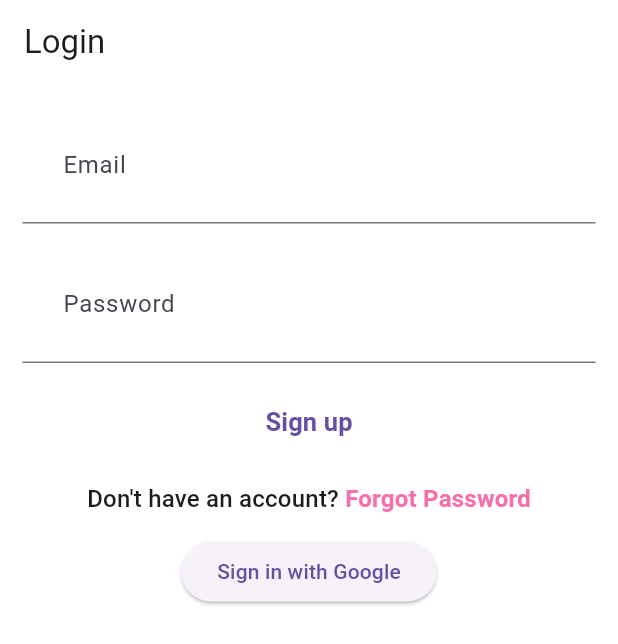
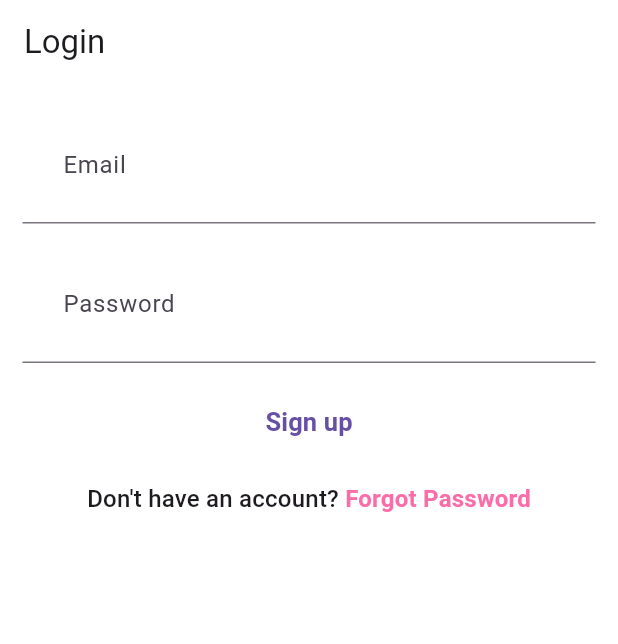
Before and after one commit to uzaircode/evercook, a Flutter app: the screen it shows after launch, on a phone screen of 412 x 824 dp. Shown: the top 644 px of the screen. Run offline on Flutter 3.47's test engine with Material 3 defaults, Android fonts, the phone set to English and light mode, and no system bars; our stand-ins replace dotted_border, email_validator, flutter_bloc, fpdart, get_it, image_picker and 2 more; accounts and stored records are empty.

Commit message:
Revise code

```diff
--- a/lib/features/auth/presentation/pages/login_page.dart
+++ b/lib/features/auth/presentation/pages/login_page.dart
@@ -102,13 +102,6 @@ class _LoginPageState extends State<LoginPage> {
                       ),
                     ),
                   ),
-                  const SizedBox(height: 12),
-                  ElevatedButton(
-                    onPressed: () async {
-                      // _loginController.signInWithGoogle();
-                    },
-                    child: const Text('Sign in with Google'),
-                  ),
                 ],
               ),
             );
--- a/lib/features/auth/presentation/pages/recover_page.dart
+++ b/lib/features/auth/presentation/pages/recover_page.dart
@@ -35,7 +35,6 @@ class _RecoverPasswordPageState extends State<RecoverPasswordPage> {
                   border: OutlineInputBorder(borderRadius: BorderRadius.all(Radius.circular(8))),
                   hintText: 'Email',
                 ),
-                autovalidateMode: AutovalidateMode.onUserInteraction,
                 validator: (value) => !EmailValidator.validate(value!) ? 'Invalid Email Format!' : null,
               ),
               const SizedBox(width: 16, height: 16),
--- a/lib/features/auth/presentation/pages/recover_page_details.dart
+++ b/lib/features/auth/presentation/pages/recover_page_details.dart
@@ -77,6 +77,7 @@ class _RecoverPasswordDetailsPageState extends State<RecoverPasswordDetailsPage>
                     },
                   ),
                 ),
+                autovalidateMode: AutovalidateMode.onUserInteraction,
                 validator: (value) {
                   if (value!.isEmpty || value.length < 6) {
                     return 'Password must be at least 6 characters!';
```
